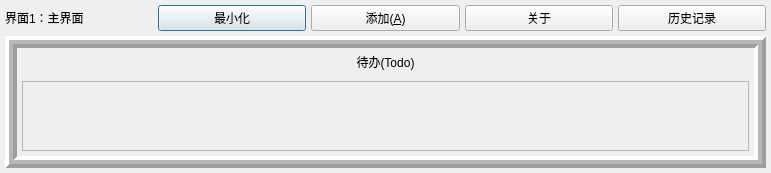
First picture: the form in dialog.ui, repository XiangSirui/test, before the edit.
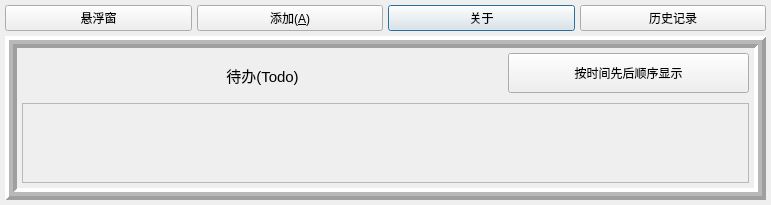
Second picture: the form after the edit.

Patch:
```diff
--- a/dialog.ui
+++ b/dialog.ui
@@ -7,9 +7,15 @@
     <x>0</x>
     <y>0</y>
     <width>771</width>
-    <height>172</height>
+    <height>204</height>
    </rect>
   </property>
+  <property name="maximumSize">
+   <size>
+    <width>2080</width>
+    <height>980</height>
+   </size>
+  </property>
   <property name="windowTitle">
    <string>主界面</string>
   </property>
@@ -29,51 +35,21 @@
    <property name="spacing">
     <number>5</number>
    </property>
-   <item row="0" column="1">
-    <widget class="QPushButton" name="pushButton_3">
-     <property name="text">
-      <string>最小化</string>
-     </property>
-     <property name="checkable">
-      <bool>true</bool>
-     </property>
-    </widget>
-   </item>
-   <item row="0" column="4">
-    <widget class="QPushButton" name="pushButton_4">
-     <property name="text">
-      <string>历史记录</string>
-     </property>
-    </widget>
-   </item>
-   <item row="0" column="0">
-    <widget class="QLabel" name="label">
-     <property name="maximumSize">
-      <size>
-       <width>800</width>
-       <height>800</height>
-      </size>
-     </property>
-     <property name="text">
-      <string>界面1：主界面</string>
-     </property>
-    </widget>
-   </item>
    <item row="0" column="2">
-    <widget class="QPushButton" name="pushButton">
-     <property name="text">
-      <string>添加(&amp;A)</string>
-     </property>
-    </widget>
-   </item>
-   <item row="0" column="3">
     <widget class="QPushButton" name="pushButton_2">
      <property name="text">
       <string>关于</string>
      </property>
     </widget>
    </item>
-   <item row="1" column="0" colspan="5">
+   <item row="0" column="3">
+    <widget class="QPushButton" name="pushButton_4">
+     <property name="text">
+      <string>历史记录</string>
+     </property>
+    </widget>
+   </item>
+   <item row="1" column="0" colspan="4">
     <widget class="QFrame" name="frame">
      <property name="frameShape">
       <enum>QFrame::Box</enum>
@@ -87,7 +63,7 @@
      <property name="midLineWidth">
       <number>4</number>
      </property>
-     <layout class="QGridLayout" name="gridLayout_3">
+     <layout class="QGridLayout" name="gridLayout_3" rowstretch="0,0,0,0,0,0,0,0,0" columnstretch="2,1">
       <property name="leftMargin">
        <number>5</number>
       </property>
@@ -103,30 +79,25 @@
       <property name="spacing">
        <number>5</number>
       </property>
-      <item row="2" column="0">
-       <spacer name="verticalSpacer">
-        <property name="orientation">
-         <enum>Qt::Vertical</enum>
-        </property>
-        <property name="sizeType">
-         <enum>QSizePolicy::Fixed</enum>
-        </property>
-        <property name="sizeHint" stdset="0">
-         <size>
-          <width>20</width>
-          <height>5</height>
-         </size>
-        </property>
-       </spacer>
-      </item>
-      <item row="0" column="0">
+      <item row="6" column="0">
        <widget class="QLabel" name="label_3">
+        <property name="minimumSize">
+         <size>
+          <width>0</width>
+          <height>25</height>
+         </size>
+        </property>
         <property name="maximumSize">
          <size>
           <width>16777215</width>
           <height>20</height>
          </size>
         </property>
+        <property name="font">
+         <font>
+          <pointsize>11</pointsize>
+         </font>
+        </property>
         <property name="text">
          <string>待办(Todo)</string>
         </property>
@@ -135,8 +106,20 @@
         </property>
        </widget>
       </item>
-      <item row="3" column="0">
+      <item row="8" column="0" colspan="2">
        <widget class="QScrollArea" name="frame_2">
+        <property name="minimumSize">
+         <size>
+          <width>0</width>
+          <height>80</height>
+         </size>
+        </property>
+        <property name="maximumSize">
+         <size>
+          <width>1080</width>
+          <height>1080</height>
+         </size>
+        </property>
         <property name="widgetResizable">
          <bool>true</bool>
         </property>
@@ -146,15 +129,67 @@
            <x>0</x>
            <y>0</y>
            <width>725</width>
-           <height>71</height>
+           <height>78</height>
           </rect>
          </property>
         </widget>
        </widget>
       </item>
+      <item row="7" column="0" colspan="2">
+       <spacer name="verticalSpacer">
+        <property name="orientation">
+         <enum>Qt::Vertical</enum>
+        </property>
+        <property name="sizeType">
+         <enum>QSizePolicy::Fixed</enum>
+        </property>
+        <property name="sizeHint" stdset="0">
+         <size>
+          <width>20</width>
+          <height>5</height>
+         </size>
+        </property>
+       </spacer>
+      </item>
+      <item row="6" column="1">
+       <widget class="QPushButton" name="pushButton_5">
+        <property name="sizePolicy">
+         <sizepolicy hsizetype="Preferred" vsizetype="Fixed">
+          <horstretch>0</horstretch>
+          <verstretch>0</verstretch>
+         </sizepolicy>
+        </property>
+        <property name="minimumSize">
+         <size>
+          <width>20</width>
+          <height>40</height>
+         </size>
+        </property>
+        <property name="text">
+         <string>按时间先后顺序显示</string>
+        </property>
+        <property name="checkable">
+         <bool>true</bool>
+        </property>
+       </widget>
+      </item>
      </layout>
     </widget>
    </item>
+   <item row="0" column="1">
+    <widget class="QPushButton" name="pushButton">
+     <property name="text">
+      <string>添加(&amp;A)</string>
+     </property>
+    </widget>
+   </item>
+   <item row="0" column="0">
+    <widget class="QPushButton" name="toSusbendBtn">
+     <property name="text">
+      <string>悬浮窗</string>
+     </property>
+    </widget>
+   </item>
   </layout>
  </widget>
  <resources/>
```
